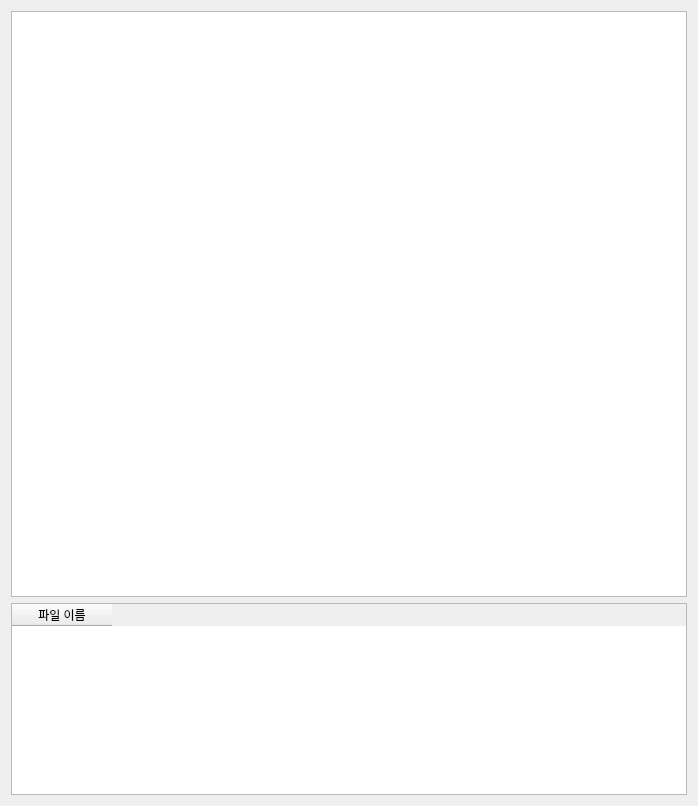
ntw8651/CBNotification, file popup_notice.ui: the form before one commit.
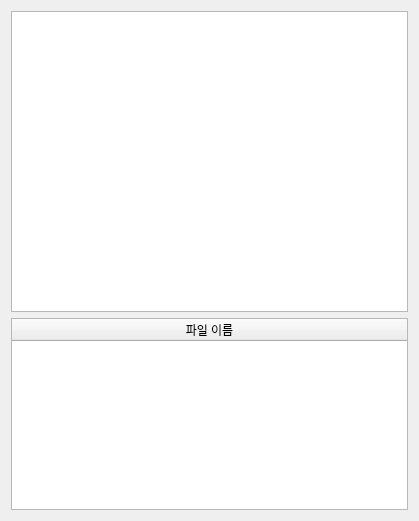
The form after the commit.

Diff of the .ui file:
```diff
--- a/popup_notice.ui
+++ b/popup_notice.ui
@@ -6,8 +6,8 @@
    <rect>
     <x>0</x>
     <y>0</y>
-    <width>698</width>
-    <height>806</height>
+    <width>419</width>
+    <height>521</height>
    </rect>
   </property>
   <property name="windowTitle">
@@ -30,6 +30,12 @@
          <height>342</height>
         </size>
        </property>
+       <attribute name="horizontalHeaderCascadingSectionResizes">
+        <bool>false</bool>
+       </attribute>
+       <attribute name="horizontalHeaderStretchLastSection">
+        <bool>true</bool>
+       </attribute>
        <attribute name="verticalHeaderHighlightSections">
         <bool>true</bool>
        </attribute>
```
